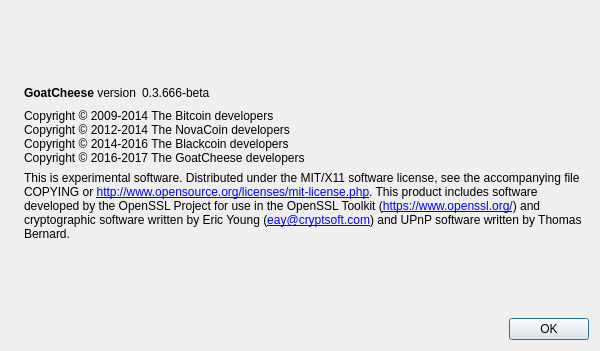
BrightonDube/Coco-Coin, file src/qt/forms/aboutdialog.ui: the form before one commit.
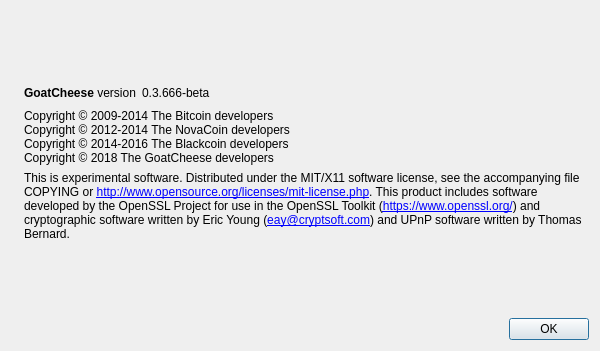
The form after the commit. Icons and pictures are not drawn.

```diff
--- a/src/qt/forms/aboutdialog.ui
+++ b/src/qt/forms/aboutdialog.ui
@@ -100,7 +100,7 @@
         <string>Copyright © 2009-2014 The Bitcoin developers
 Copyright © 2012-2014 The NovaCoin developers
 Copyright © 2014-2016 The Blackcoin developers
-Copyright © 2016-2017 The GoatCheese developers</string>
+Copyright © 2018 The GoatCheese developers</string>
        </property>
        <property name="textInteractionFlags">
         <set>Qt::LinksAccessibleByMouse|Qt::TextSelectableByKeyboard|Qt::TextSelectableByMouse</set>
```
